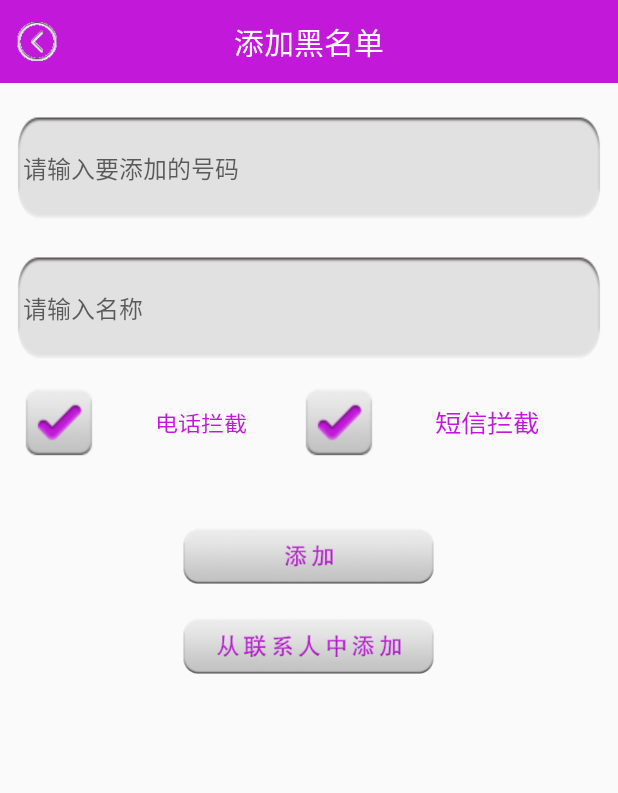
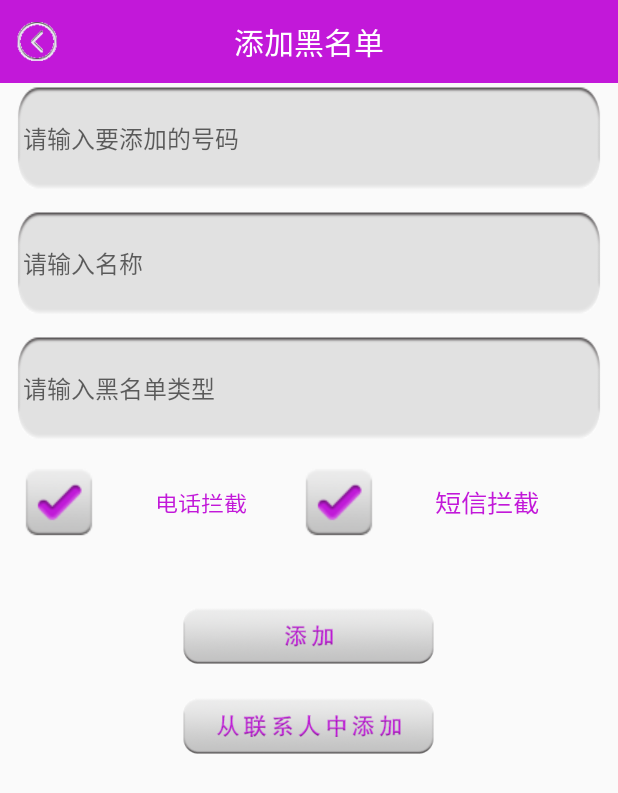
Before and after one commit to GDMEC07160730/MobileGuard, an Android app: the AddBlackNumberActivity screen opened directly, with no data from a screen before it, on a phone screen of 412 x 824 dp. Shown: the top 793 px of the screen. Run offline under Robolectric (Android 15) with nearby library versions, the phone set to English and light mode, and no system bars.

Commit message:
黑名单类型

```diff
--- a/app/src/main/java/cn/edu/gdmec/android/mobileguard/m3communicationguard/AddBlackNumberActivity.java
+++ b/app/src/main/java/cn/edu/gdmec/android/mobileguard/m3communicationguard/AddBlackNumberActivity.java
@@ -17,12 +17,15 @@ import cn.edu.gdmec.android.mobileguard.m2theftguard.ContactSelectActivity;
 import cn.edu.gdmec.android.mobileguard.m3communicationguard.db.dao.BlackNumberDao;
 import cn.edu.gdmec.android.mobileguard.m3communicationguard.entity.BlackContactInfo;
 
+import static android.R.attr.type;
+
 public class AddBlackNumberActivity
         extends AppCompatActivity implements View.OnClickListener{
     private CheckBox mSmsCB;
     private CheckBox mTelCB;
     private EditText mNumET;
     private EditText mNameET;
+    private EditText mTypeET;
     private BlackNumberDao dao;
 
     @Override
@@ -47,6 +50,7 @@ public class AddBlackNumberActivity
         mTelCB=(CheckBox)findViewById(R.id.cb_blacknumber_tel);
         mNumET=(EditText)findViewById(R.id.et_blacknumber);
         mNameET=(EditText)findViewById(R.id.et_blackname);
+        mTypeET=(EditText)findViewById(R.id.et_blacktype);
         findViewById(R.id.add_blacknum_btn).setOnClickListener(this);
         findViewById(R.id.add_fromcontact_btn).setOnClickListener(this);
     }
@@ -57,8 +61,10 @@ public class AddBlackNumberActivity
         if (data !=null){
             String phone=data.getStringExtra("phone");
             String name=data.getStringExtra("name");
+            String type=data.getStringExtra("type");
             mNameET.setText(name);
             mNumET.setText(phone);
+            mTypeET.setText(type);
         }
     }
 
@@ -71,6 +77,7 @@ public class AddBlackNumberActivity
             case R.id.add_blacknum_btn:
                 String number=mNumET.getText().toString().trim();
                 String name=mNameET.getText().toString().trim();
+                String type=mTypeET.getText().toString().trim();
                 if (TextUtils.isEmpty(number)||TextUtils.isEmpty(name)){
                     Toast.makeText(this,"电话号码和手机不能为空！",Toast.LENGTH_LONG).show();
                     return;
@@ -78,6 +85,7 @@ public class AddBlackNumberActivity
                     BlackContactInfo blackContactInfo=new BlackContactInfo();
                     blackContactInfo.phoneNumber=number;
                     blackContactInfo.contactName=name;
+                    blackContactInfo.blackType=type;
                     if (mSmsCB.isChecked()& mTelCB.isChecked()){
                         blackContactInfo.mode=3;
                     }else if (mSmsCB.isChecked()&!mTelCB.isChecked()){
--- a/app/src/main/java/cn/edu/gdmec/android/mobileguard/m3communicationguard/adapter/BlackContactAdapter.java
+++ b/app/src/main/java/cn/edu/gdmec/android/mobileguard/m3communicationguard/adapter/BlackContactAdapter.java
@@ -26,6 +26,7 @@ public class BlackContactAdapter extends BaseAdapter {
     class ViewHolder{
         TextView mNameTV;
         TextView mModeTV;
+        TextView mTypeTV;
         View mContactImgv;
         View mDeleteView;
     }
@@ -72,6 +73,7 @@ public class BlackContactAdapter extends BaseAdapter {
             holder=new ViewHolder();
             holder.mNameTV=(TextView)view.findViewById(R.id.tv_black_name);
             holder.mModeTV=(TextView)view.findViewById(R.id.tv_black_mode);
+            holder.mTypeTV=(TextView)view.findViewById(R.id.tv_black_type);
             holder.mContactImgv=view.findViewById(R.id.view_black_icon);
             holder.mDeleteView=view.findViewById(R.id.view_black_delete);
             view.setTag(holder);
@@ -82,9 +84,12 @@ public class BlackContactAdapter extends BaseAdapter {
                 +contactInfos.get(i).phoneNumber+")");
         holder.mModeTV.setText(contactInfos.get(i).getModeString(
                 contactInfos.get(i).mode));
+        holder.mTypeTV.setText(contactInfos.get(i).blackType);
         holder.mNameTV.setTextColor(context.getResources().getColor(
                 R.color.bright_purple));
         holder.mModeTV.setTextColor(context.getResources().getColor(
+                R.color.bright_purple));
+        holder.mTypeTV.setTextColor(context.getResources().getColor(
                 R.color.bright_purple));
         holder.mContactImgv.setBackgroundResource(R.drawable.brightpurple_contact_icon);
         holder.mDeleteView.setOnClickListener(new View.OnClickListener() {
--- a/app/src/main/java/cn/edu/gdmec/android/mobileguard/m3communicationguard/db/BlackNumberOpenHelper.java
+++ b/app/src/main/java/cn/edu/gdmec/android/mobileguard/m3communicationguard/db/BlackNumberOpenHelper.java
@@ -31,7 +31,8 @@ public class BlackNumberOpenHelper extends SQLiteOpenHelper{
                                       "(id integer primary key autoincrement," +
                                       "number varchar(20)," +
                                       "name varchar(255)," +
-                                      "mode integer)");
+                                      "mode integer," +
+                                      "type varchar(225))");
     }
 
     @Override
--- a/app/src/main/java/cn/edu/gdmec/android/mobileguard/m3communicationguard/db/dao/BlackNumberDao.java
+++ b/app/src/main/java/cn/edu/gdmec/android/mobileguard/m3communicationguard/db/dao/BlackNumberDao.java
@@ -32,6 +32,7 @@ public class BlackNumberDao {
         values.put("number",blackContactInfo.phoneNumber);
         values.put("name",blackContactInfo.contactName);
         values.put("mode",blackContactInfo.mode);
+        values.put("type",blackContactInfo.blackType);
         long rowid=db.insert("blacknumber",null,values);
         if (rowid==-1){
             return false;
@@ -53,7 +54,7 @@ public class BlackNumberDao {
                                                      int pagesize){
         SQLiteDatabase db=blackNumberOpenHelper.getReadableDatabase();
         Cursor cursor=db.rawQuery(
-                "select number,mode,name from blacknumber limit ? offset ?",
+                "select number,mode,name,type from blacknumber limit ? offset ?",
                 new String[]{String.valueOf(pagesize),
                         String.valueOf(pagesize*pagenumber)});
         List<BlackContactInfo> mBlackContactInfos=new ArrayList<BlackContactInfo>();
@@ -62,6 +63,7 @@ public class BlackNumberDao {
             info.phoneNumber=cursor.getString(0);
             info.mode=cursor.getInt(1);
             info.contactName=cursor.getString(2);
+            info.blackType=cursor.getString(3);
             mBlackContactInfos.add(info);
         }
         cursor.close();
--- a/app/src/main/java/cn/edu/gdmec/android/mobileguard/m3communicationguard/entity/BlackContactInfo.java
+++ b/app/src/main/java/cn/edu/gdmec/android/mobileguard/m3communicationguard/entity/BlackContactInfo.java
@@ -7,6 +7,7 @@ package cn.edu.gdmec.android.mobileguard.m3communicationguard.entity;
 public class BlackContactInfo {
     public String phoneNumber;
     public String contactName;
+    public String blackType;
     public int mode;
 
     public String getModeString(int mode){
--- a/app/src/main/res/layout/activity_add_black_number.xml
+++ b/app/src/main/res/layout/activity_add_black_number.xml
@@ -11,7 +11,7 @@
         android:layout_height="wrap_content"
         android:layout_marginLeft="10dp"
         android:layout_marginRight="10dp"
-        android:layout_marginTop="20dp"
+        android:layout_marginTop="0dp"
         android:background="@drawable/coner_white_rec"
         android:hint="请输入要添加的号码"
         android:inputType="phone"
@@ -24,12 +24,25 @@
         android:layout_height="wrap_content"
         android:layout_marginLeft="10dp"
         android:layout_marginRight="10dp"
-        android:layout_marginTop="20dp"
+        android:layout_marginTop="10dp"
         android:background="@drawable/coner_white_rec"
         android:hint="请输入名称"
         android:paddingLeft="5dp"
         android:textColor="@color/bright_purple"
         android:textSize="16sp" />
+    <EditText
+        android:id="@+id/et_blacktype"
+        android:layout_width="match_parent"
+        android:layout_height="wrap_content"
+        android:layout_marginLeft="10dp"
+        android:layout_marginRight="10dp"
+        android:layout_marginTop="10dp"
+        android:background="@drawable/coner_white_rec"
+        android:hint="请输入黑名单类型"
+        android:paddingLeft="5dp"
+        android:textColor="@color/bright_purple"
+        android:textSize="16sp" />
+
     <LinearLayout
         android:layout_width="match_parent"
         android:layout_height="wrap_content"
```
Also changed, not shown: app/src/main/res/layout/item_list_blackcontact.xml (+7 -0 lines).
